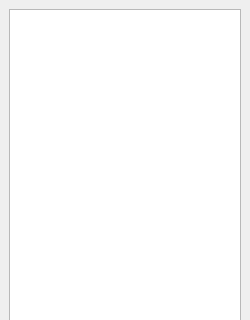
Octets/SeaGoatVision, file SeaGoatVision/client/qt/uifiles/WinFilterList.ui: the form before one commit; both pictures show x 0 to 250 and y 0 to 320 of the 250 by 464 pixel window.
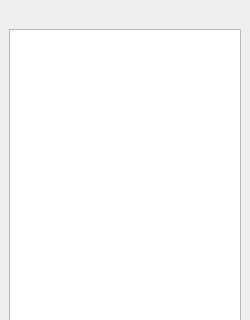
The form after the commit.

Commit message: Can get filter documentation into client like Qt.

```diff
--- a/SeaGoatVision/client/qt/uifiles/WinFilterList.ui
+++ b/SeaGoatVision/client/qt/uifiles/WinFilterList.ui
@@ -24,6 +24,13 @@
   </property>
   <widget class="QWidget" name="dockWidgetContents">
    <layout class="QVBoxLayout" name="verticalLayout">
+    <item>
+     <widget class="QLabel" name="lbl_doc">
+      <property name="text">
+       <string/>
+      </property>
+     </widget>
+    </item>
     <item>
      <widget class="QListWidget" name="filterListWidget"/>
     </item>
```
The commit also changes 7 other files.
